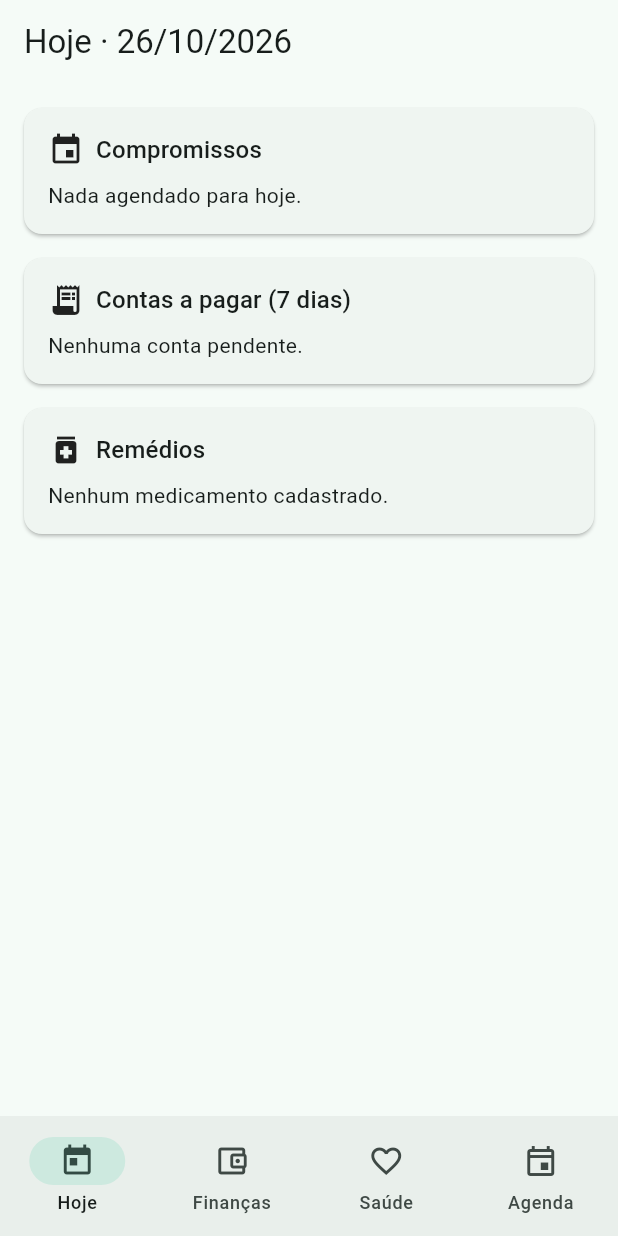
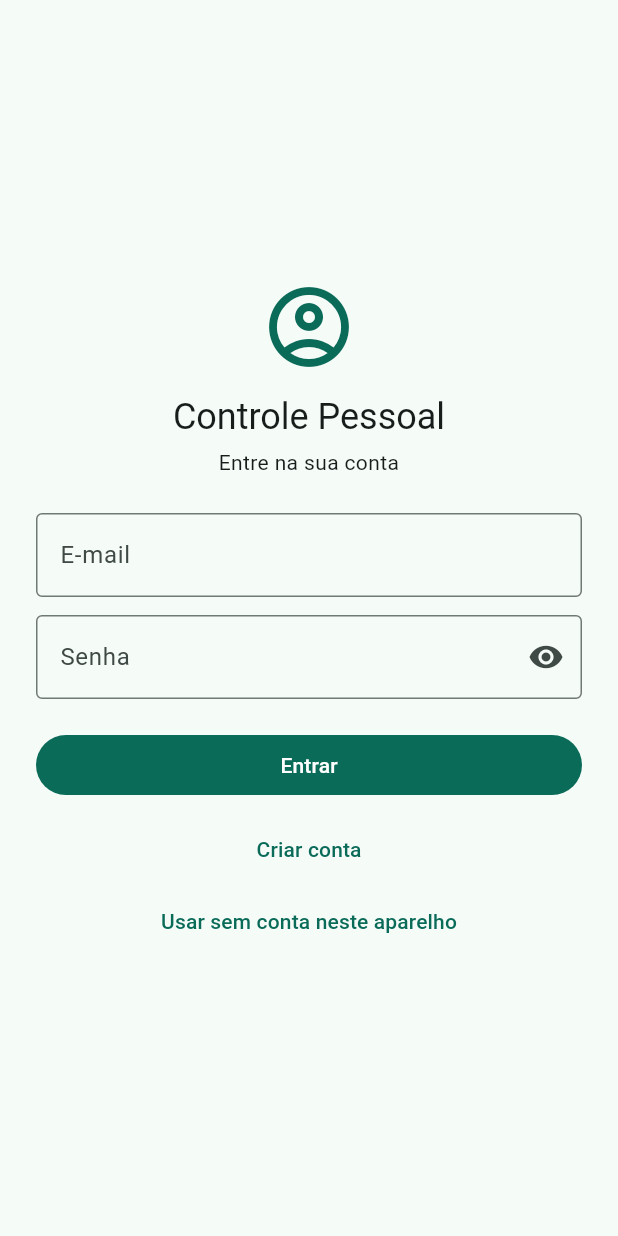
Before and after one commit to valdeiramaral/controle.pessoal, a Flutter app: the screen it shows after launch, on a phone screen of 412 x 824 dp. Run offline on Flutter 3.47's test engine with Material 3 defaults, Android fonts, the phone set to English and light mode, and no system bars; our stand-ins replace drift, drift_flutter, flutter_local_notifications, flutter_riverpod, flutter_secure_storage, timezone; accounts and stored records are empty; generated files the repository leaves out were written again.

Commit message:
App: telas de login e cadastro, cliente da API e sessao segura (35 testes)
Co-Authored-By: Claude Sonnet 5.5 <noreply@anthropic.com>
Claude-Session: https://claude.ai/code/session_01BBJdPGpRE6NQGsK2ezuwoF

```diff
--- a/app/lib/app.dart
+++ b/app/lib/app.dart
@@ -1,7 +1,10 @@
 import 'package:flutter/material.dart';
 import 'package:flutter_localizations/flutter_localizations.dart';
+import 'package:flutter_riverpod/flutter_riverpod.dart';
 
 import 'features/agenda/agenda_page.dart';
+import 'features/auth/login_page.dart';
+import 'features/auth/sessao.dart';
 import 'features/financas/financas_page.dart';
 import 'features/hoje/hoje_page.dart';
 import 'features/saude/saude_page.dart';
@@ -30,8 +33,27 @@ class App extends StatelessWidget {
         GlobalWidgetsLocalizations.delegate,
         GlobalCupertinoLocalizations.delegate,
       ],
-      home: const _Casca(),
+      home: const _Portao(),
     );
+  }
+}
+
+/// Decide a tela inicial: carregando, login ou o app.
+class _Portao extends ConsumerWidget {
+  const _Portao();
+
+  @override
+  Widget build(BuildContext context, WidgetRef ref) {
+    final fase = ref.watch(sessaoProvider).fase;
+    switch (fase) {
+      case FaseSessao.iniciando:
+        return const Scaffold(body: Center(child: CircularProgressIndicator()));
+      case FaseSessao.deslogado:
+        return const LoginPage();
+      case FaseSessao.logado:
+      case FaseSessao.local:
+        return const _Casca();
+    }
   }
 }
 
--- /dev/null
+++ b/app/lib/features/auth/login_page.dart
@@ -0,0 +1,137 @@
+import 'package:flutter/material.dart';
+import 'package:flutter_riverpod/flutter_riverpod.dart';
+
+import '../../data/api/cliente_api.dart';
+import 'cadastro_page.dart';
+import 'sessao.dart';
+import 'validacoes.dart';
+
+class LoginPage extends ConsumerStatefulWidget {
+  const LoginPage({super.key});
+
+  @override
+  ConsumerState<LoginPage> createState() => _LoginPageState();
+}
+
+class _LoginPageState extends ConsumerState<LoginPage> {
+  final _form = GlobalKey<FormState>();
+  final _email = TextEditingController();
+  final _senha = TextEditingController();
+  bool _ver = false;
+  bool _enviando = false;
+  String? _erro;
+
+  @override
+  void dispose() {
+    _email.dispose();
+    _senha.dispose();
+    super.dispose();
+  }
+
+  Future<void> _entrar() async {
+    if (!_form.currentState!.validate()) return;
+    setState(() {
+      _enviando = true;
+      _erro = null;
+    });
+    try {
+      await ref.read(sessaoProvider.notifier).entrar(_email.text, _senha.text);
+      // sucesso: o portao do app troca para a tela principal.
+    } on ErroApi catch (e) {
+      if (mounted) setState(() => _erro = e.mensagem);
+    } finally {
+      if (mounted) setState(() => _enviando = false);
+    }
+  }
+
+  @override
+  Widget build(BuildContext context) {
+    final aviso = ref.watch(sessaoProvider).aviso;
+    final tema = Theme.of(context);
+    final mensagem = _erro ?? aviso;
+    return Scaffold(
+      body: SafeArea(
+        child: Center(
+          child: SingleChildScrollView(
+            padding: const EdgeInsets.all(24),
+            child: ConstrainedBox(
+              constraints: const BoxConstraints(maxWidth: 420),
+              child: Form(
+                key: _form,
+                child: Column(
+                  crossAxisAlignment: CrossAxisAlignment.stretch,
+                  children: [
+                    Icon(Icons.account_circle_outlined, size: 64, color: tema.colorScheme.primary),
+                    const SizedBox(height: 12),
+                    Text('Controle Pessoal',
+                        textAlign: TextAlign.center, style: tema.textTheme.headlineSmall),
+                    const SizedBox(height: 4),
+                    Text('Entre na sua conta',
+                        textAlign: TextAlign.center, style: tema.textTheme.bodyMedium),
+                    const SizedBox(height: 24),
+                    TextFormField(
+                      key: const Key('campo_email'),
+                      controller: _email,
+                      keyboardType: TextInputType.emailAddress,
+                      autofillHints: const [AutofillHints.email],
+                      textInputAction: TextInputAction.next,
+                      decoration: const InputDecoration(labelText: 'E-mail', border: OutlineInputBorder()),
+                      validator: validarEmail,
+                    ),
+                    const SizedBox(height: 12),
+                    TextFormField(
+                      key: const Key('campo_senha'),
+                      controller: _senha,
+                      obscureText: !_ver,
+                      autofillHints: const [AutofillHints.password],
+                      textInputAction: TextInputAction.done,
+                      onFieldSubmitted: (_) => _enviando ? null : _entrar(),
+                      decoration: InputDecoration(
+                        labelText: 'Senha',
+                        border: const OutlineInputBorder(),
+                        suffixIcon: IconButton(
+                          tooltip: _ver ? 'Ocultar senha' : 'Mostrar senha',
+                          icon: Icon(_ver ? Icons.visibility_off : Icons.visibility),
+                          onPressed: () => setState(() => _ver = !_ver),
+                        ),
+                      ),
+                      validator: validarSenhaLogin,
+                    ),
+                    if (mensagem != null) ...[
+                      const SizedBox(height: 12),
+                      Text(mensagem,
+                          key: const Key('mensagem_erro'),
+                          style: TextStyle(color: tema.colorScheme.error)),
+                    ],
+                    const SizedBox(height: 20),
+                    FilledButton(
+                      key: const Key('botao_entrar'),
+                      onPressed: _enviando ? null : _entrar,
+                      child: _enviando
+                          ? const SizedBox(width: 20, height: 20, child: CircularProgressIndicator(strokeWidth: 2))
+                          : const Text('Entrar'),
+                    ),
+                    const SizedBox(height: 8),
+                    TextButton(
+                      onPressed: _enviando
+                          ? null
+                          : () => Navigator.of(context)
+                              .push(MaterialPageRoute<void>(builder: (_) => const CadastroPage())),
+                      child: const Text('Criar conta'),
+                    ),
+                    TextButton(
+                      onPressed: _enviando
+                          ? null
+                          : () => ref.read(sessaoProvider.notifier).continuarSemConta(),
+                      child: const Text('Usar sem conta neste aparelho'),
+                    ),
+                  ],
+                ),
+              ),
+            ),
+          ),
+        ),
+      ),
+    );
+  }
+}
--- /dev/null
+++ b/app/lib/features/auth/validacoes.dart
@@ -0,0 +1,25 @@
+/// Validacoes dos formularios (mesmas regras da API). Devolvem o texto do erro ou null.
+String? validarNome(String? v) {
+  if (v == null || v.trim().isEmpty) return 'Informe seu nome.';
+  if (v.trim().length > 120) return 'Nome muito longo.';
+  return null;
+}
+
+final _padraoEmail = RegExp(r'^[^\s@]+@[^\s@]+\.[^\s@]+$');
+
+String? validarEmail(String? v) {
+  final t = (v ?? '').trim();
+  if (t.isEmpty) return 'Informe seu e-mail.';
+  if (t.length > 254 || !_padraoEmail.hasMatch(t)) return 'E-mail inválido.';
+  return null;
+}
+
+String? validarSenhaNova(String? v) {
+  if (v == null || v.isEmpty) return 'Crie uma senha.';
+  if (v.length < 8) return 'Use ao menos 8 caracteres.';
+  if (v.length > 128) return 'Senha muito longa (máximo 128).';
+  return null;
+}
+
+String? validarSenhaLogin(String? v) =>
+    (v == null || v.isEmpty) ? 'Informe sua senha.' : null;
--- a/app/lib/features/hoje/hoje_page.dart
+++ b/app/lib/features/hoje/hoje_page.dart
@@ -3,6 +3,7 @@ import 'package:flutter_riverpod/flutter_riverpod.dart';
 
 import '../../core/formatos.dart';
 import '../../data/local/banco.dart';
+import '../auth/conta_sheet.dart';
 
 /// Painel unificado: compromissos do dia, contas a vencer e remedios.
 class HojePage extends ConsumerWidget {
@@ -15,7 +16,16 @@ class HojePage extends ConsumerWidget {
     final em7dias = hoje.add(const Duration(days: 7));
 
     return Scaffold(
-      appBar: AppBar(title: Text('Hoje · ${formatarData(hoje)}')),
+      appBar: AppBar(
+        title: Text('Hoje · ${formatarData(hoje)}'),
+        actions: [
+          IconButton(
+            tooltip: 'Conta',
+            icon: const Icon(Icons.account_circle_outlined),
+            onPressed: () => mostrarConta(context),
+          ),
+        ],
+      ),
       body: ListView(
         padding: const EdgeInsets.all(16),
         children: [
--- a/app/pubspec.yaml
+++ b/app/pubspec.yaml
@@ -18,6 +18,8 @@ dependencies:
   uuid: ^4.4.0
   flutter_local_notifications: ^17.2.4
   timezone: ^0.9.4
+  http: ^1.2.2
+  flutter_secure_storage: ^9.2.2
 
 dev_dependencies:
   flutter_test:
```
Also changed, not shown: app/lib/data/api/cliente_api.dart (added, +141 -0 lines), app/lib/data/auth/armazenamento_sessao.dart (added, +79 -0 lines), app/lib/features/auth/cadastro_page.dart (added, +137 -0 lines), app/lib/features/auth/conta_sheet.dart (added, +51 -0 lines), app/lib/features/auth/sessao.dart (added, +89 -0 lines), app/pubspec.lock, 12 other files.
